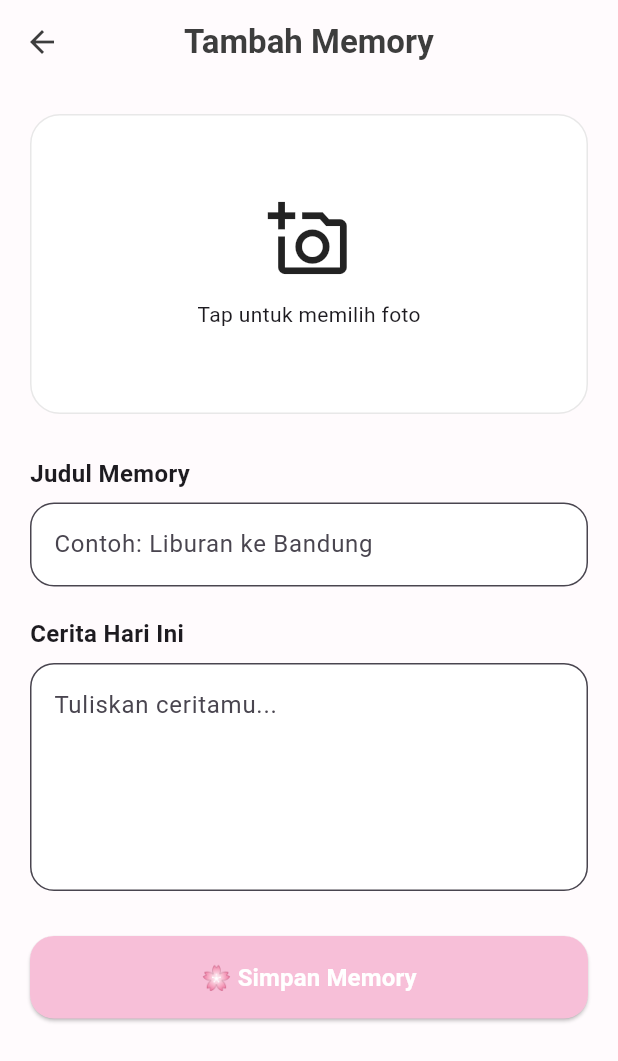
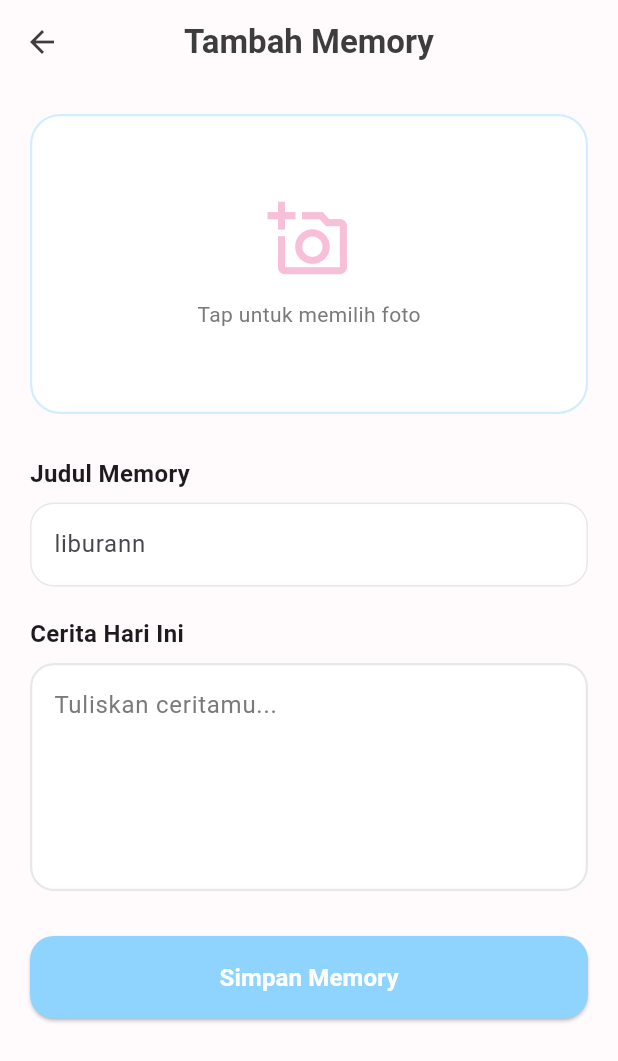
Before and after one commit to suliisswatun/kuis_bloc_ion, a Flutter app: the AddMemoryPage screen opened directly, on a phone screen of 412 x 824 dp. Shown: the top 1061 px of the screen. Run offline on Flutter 3.47's test engine with Material 3 defaults, Android fonts, the phone set to English and light mode, and no system bars; our stand-ins replace equatable, flutter_bloc, hive, hive_flutter, image_picker; accounts and stored records are empty.

```diff
--- a/lib/bloc/memory/memory_event.dart
+++ b/lib/bloc/memory/memory_event.dart
@@ -20,4 +20,14 @@ class AddMemory extends MemoryEvent {
 
   @override
   List<Object?> get props => [memory];
+
+
 }
+class DeleteMemory extends MemoryEvent {
+  final int index;
+
+  const DeleteMemory(this.index);
+
+  @override
+  List<Object?> get props => [index];
+}
--- a/lib/pages/add_memory_page.dart
+++ b/lib/pages/add_memory_page.dart
@@ -25,7 +25,6 @@ class _AddMemoryPageState extends State<AddMemoryPage> {
   File? selectedImage;
   final ImagePicker picker = ImagePicker();
 
-  @override
     Future<void> pickImage() async {
 
   final XFile? image = await picker.pickImage(
@@ -85,7 +84,8 @@ class _AddMemoryPageState extends State<AddMemoryPage> {
                     color: Colors.white,
                     borderRadius: BorderRadius.circular(20),
                     border: Border.all(
-                      color: AppColors.border,
+                    color: AppColors.secondary.withOpacity(0.4),
+                    width: 1.5,
                   ),
                   ),
                   child: selectedImage == null
@@ -95,11 +95,15 @@ class _AddMemoryPageState extends State<AddMemoryPage> {
                            Icon(
                         Icons.add_a_photo_outlined,
                         size: 55,
+                        color: AppColors.primary,
                         ),
                             SizedBox(height: 12),
                             Text(
                           "Tap untuk memilih foto",
+                          style: TextStyle(
+                            color: AppColors.subtitle,
                           ),
+                        )
                           ],
                         )
                       : ClipRRect(
@@ -128,14 +132,34 @@ class _AddMemoryPageState extends State<AddMemoryPage> {
               TextField(
                 controller: titleController,
                 decoration: InputDecoration(
-                  hintText: "Contoh: Liburan ke Bandung",
+                  hintText: "liburann",
                   filled: true,
                   fillColor: Colors.white,
                   border: OutlineInputBorder(
                   borderRadius: BorderRadius.circular(16),
+                 borderSide: BorderSide(
+                 color: AppColors.border,
                ),
              ),
+
+                  enabledBorder: OutlineInputBorder(
+                 borderRadius: BorderRadius.circular(16),
+                 borderSide: BorderSide(
+                 color: AppColors.border,
                  ),
+                  ),
+
+                focusedBorder: OutlineInputBorder(
+                borderRadius: BorderRadius.circular(16),
+                borderSide: BorderSide(
+                color: AppColors.secondary,
+                width: 2,
+                ),
+               ),
+
+                  ),
+                ),
+
 
               const SizedBox(height: 20),
 
@@ -155,14 +179,29 @@ class _AddMemoryPageState extends State<AddMemoryPage> {
                 maxLines: 5,
                 decoration: InputDecoration(
                 hintText: "Tuliskan ceritamu...",
+                hintStyle: TextStyle(
+                  color: AppColors.subtitle,
+                ),
                 filled: true,
                 fillColor: Colors.white,
-                  border: OutlineInputBorder(
+
+                enabledBorder: OutlineInputBorder(
                   borderRadius: BorderRadius.circular(16),
+                  borderSide: BorderSide(
+                    color: AppColors.border,
+                    width: 1.5,
+                  ),
+                ),
+
+                focusedBorder: OutlineInputBorder(
+                  borderRadius: BorderRadius.circular(16),
+                  borderSide: BorderSide(
+                    color: AppColors.secondary,
+                    width: 2,
                   ),
                 ),
               ),
-
+              ),
               const SizedBox(height: 30),
 
 
@@ -221,14 +260,14 @@ class _AddMemoryPageState extends State<AddMemoryPage> {
   Navigator.pop(context);
 },
                   style: ElevatedButton.styleFrom(
-                    backgroundColor: AppColors.primary,
+                    backgroundColor: AppColors.secondary,
                     foregroundColor: Colors.white,
                     shape: RoundedRectangleBorder(
                       borderRadius: BorderRadius.circular(16),
                     ),
                   ),
                   child: const Text(
-                    "🌸 Simpan Memory",
+                    "Simpan Memory",
                     style: TextStyle(
                       fontSize: 16,
                       fontWeight: FontWeight.bold,
--- a/lib/theme/app_colors.dart
+++ b/lib/theme/app_colors.dart
@@ -5,8 +5,7 @@ class AppColors {
 
   static const Color primary = Color(0xFFF7BFD8);
 
-  static const Color secondary = Color(0xFFEEDDF8);
-
+  static const Color secondary = Color(0xFF8FD3FF);
   static const Color card = Colors.white;
 
   static const Color border = Color(0xFFE8E8E8);
```
Also changed, not shown: lib/bloc/memory/memory_bloc.dart (+22 -9 lines), lib/pages/home_page.dart (+47 -1 lines). Lines whose indentation alone changed are shown as unchanged.
